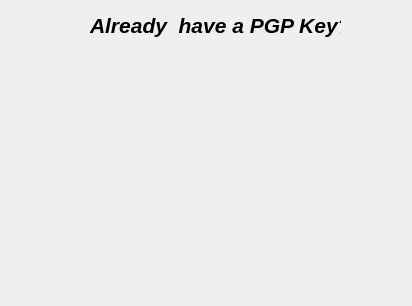
Old version of the form UI/GenerateForm1Layout.ui in the repository picrin/VAIDA_OLD.
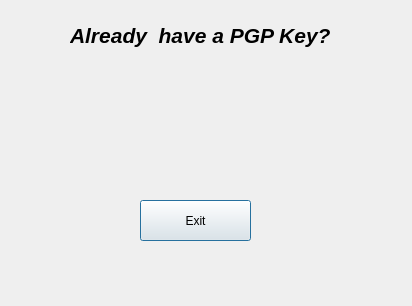
New version of the form.

Commit message: HomeLayout and GenerateForm1 ready and switching windows

Patch:
```diff
--- a/UI/GenerateForm1Layout.ui
+++ b/UI/GenerateForm1Layout.ui
@@ -16,9 +16,9 @@
   <widget class="QLabel" name="ExistingPGPLabel">
    <property name="geometry">
     <rect>
-     <x>90</x>
-     <y>0</y>
-     <width>251</width>
+     <x>70</x>
+     <y>10</y>
+     <width>291</width>
      <height>51</height>
     </rect>
    </property>
@@ -34,6 +34,19 @@
     <string>Already  have a PGP Key?</string>
    </property>
   </widget>
+  <widget class="QPushButton" name="pushButton">
+   <property name="geometry">
+    <rect>
+     <x>140</x>
+     <y>200</y>
+     <width>111</width>
+     <height>41</height>
+    </rect>
+   </property>
+   <property name="text">
+    <string>Exit</string>
+   </property>
+  </widget>
  </widget>
  <resources/>
  <connections/>
```
The commit also changes 3 other files.
